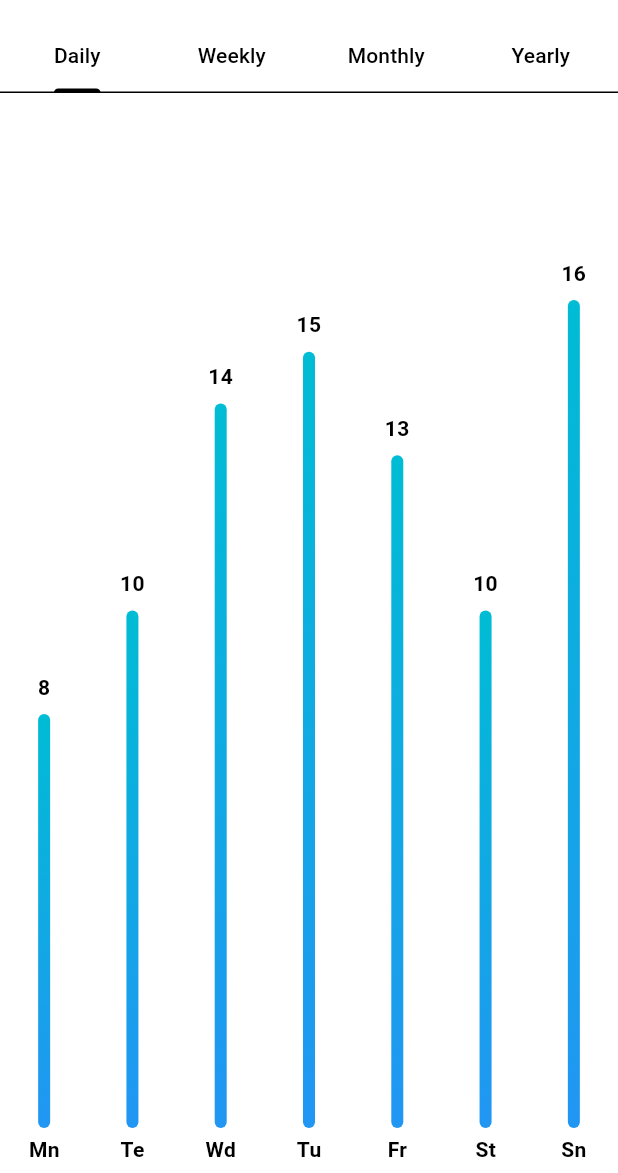
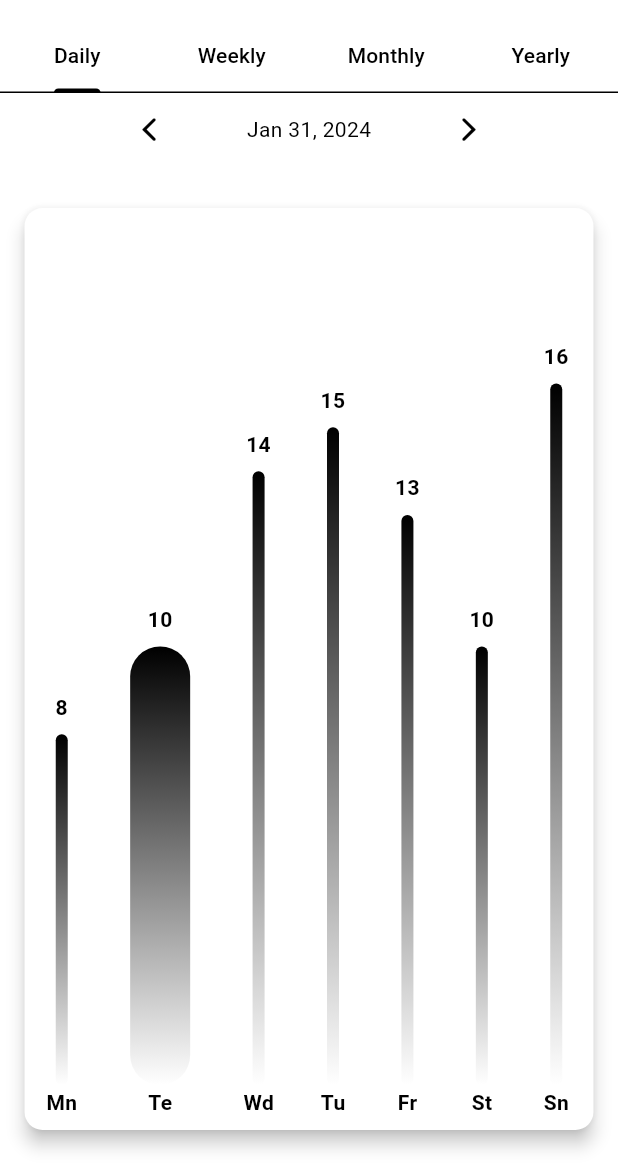
Before and after one commit to serifagir/flux, a Flutter app: the screen it shows after launch, item 3 of the bottom bar chosen, on a phone screen of 412 x 824 dp, the part 63-1236 px from its top. Run offline on Flutter 3.47's test engine with Material 3 defaults, Android fonts, the phone set to English and light mode, and no system bars; drawn by our look-alikes of fl_chart; our stand-ins replace google_fonts, settings_ui, shared_preferences, wakelock.

Commit message:
stats page improvements

```diff
--- a/lib/components/stats_page_components/bar_chart_component.dart
+++ b/lib/components/stats_page_components/bar_chart_component.dart
@@ -77,7 +77,7 @@ class FluxChart extends StatelessWidget {
     }
     return SideTitleWidget(
       axisSide: meta.axisSide,
-      space: 4,
+      space: 2,
       child: Text(text, style: style),
     );
   }
@@ -108,8 +108,8 @@ class FluxChart extends StatelessWidget {
 
   LinearGradient get _barsGradient => LinearGradient(
         colors: [
-          Colors.blue,
-          Colors.cyan,
+          Colors.white,
+          Colors.black,
         ],
         begin: Alignment.bottomCenter,
         end: Alignment.topCenter,
@@ -129,10 +129,7 @@ class FluxChart extends StatelessWidget {
         BarChartGroupData(
           x: 1,
           barRods: [
-            BarChartRodData(
-              toY: 10,
-              gradient: _barsGradient,
-            )
+            BarChartRodData(toY: 10, gradient: _barsGradient, width: 40)
           ],
           showingTooltipIndicators: [0],
         ),
--- a/lib/main.dart
+++ b/lib/main.dart
@@ -1,5 +1,6 @@
 import 'package:flutter/material.dart';
 import 'package:flux/provider/auto_start_provider.dart';
+import 'package:flux/provider/date_provider.dart';
 import 'package:flux/provider/flux_configure_provider.dart';
 import 'package:flux/provider/samurai_mode_provider.dart';
 import 'package:flux/provider/settings_provider.dart';
@@ -9,7 +10,6 @@ import 'package:flux/screens/main_page.dart';
 import 'package:flux/theme/dark_theme.dart';
 import 'package:flux/theme/light_theme.dart';
 import 'package:provider/provider.dart';
-import 'package:wakelock/wakelock.dart';
 
 void main() async {
   WidgetsFlutterBinding.ensureInitialized();
@@ -21,6 +21,7 @@ void main() async {
     providers: [
       ChangeNotifierProvider(create: (context) => FluxConfigureProvider()),
       ChangeNotifierProvider(create: (context) => TimerProvider()),
+      ChangeNotifierProvider(create: (context) => DateProvider()),
       ChangeNotifierProvider.value(value: settingsProvider),
       ChangeNotifierProvider.value(value: statsProvider),
       ChangeNotifierProvider.value(value: samuraiModeProvider),
--- /dev/null
+++ b/lib/provider/date_provider.dart
@@ -0,0 +1,67 @@
+import 'package:flutter/material.dart';
+
+class DateProvider extends ChangeNotifier {
+  DateTime _date = DateTime.now();
+
+  DateTime get date => _date;
+
+  Map<int, String> monthMap = {
+    1: 'Jan',
+    2: 'Feb',
+    3: 'Mar',
+    4: 'Apr',
+    5: 'May',
+    6: 'Jun',
+    7: 'July',
+    8: 'Aug',
+    9: 'Sep',
+    10: 'Oct',
+    11: 'Nov',
+    12: 'Dec',
+  };
+
+  void setDate(DateTime date) {
+    _date = date;
+    notifyListeners();
+  }
+
+  void incrementDate1Day() {
+    _date = _date.add(const Duration(days: 1));
+    notifyListeners();
+  }
+
+  void decrementDate1Day() {
+    _date = _date.subtract(const Duration(days: 1));
+    notifyListeners();
+  }
+
+  void incrementDate1Week() {
+    _date = _date.add(const Duration(days: 7));
+    notifyListeners();
+  }
+
+  void decrementDate1Week() {
+    _date = _date.subtract(const Duration(days: 7));
+    notifyListeners();
+  }
+
+  void incrementDate1Month() {
+    _date = _date.add(const Duration(days: 30));
+    notifyListeners();
+  }
+
+  void decrementDate1Month() {
+    _date = _date.subtract(const Duration(days: 30));
+    notifyListeners();
+  }
+
+  void incrementDate1Year() {
+    _date = _date.add(const Duration(days: 365));
+    notifyListeners();
+  }
+
+  void decrementDate1Year() {
+    _date = _date.subtract(const Duration(days: 365));
+    notifyListeners();
+  }
+}
--- a/lib/screens/stats_page.dart
+++ b/lib/screens/stats_page.dart
@@ -1,11 +1,15 @@
+import 'package:flutter/cupertino.dart';
 import 'package:flutter/material.dart';
 import 'package:flux/components/stats_page_components/bar_chart_component.dart';
+import 'package:flux/provider/date_provider.dart';
+import 'package:provider/provider.dart';
 
 class StatsPage extends StatelessWidget {
   const StatsPage({super.key});
 
   @override
   Widget build(BuildContext context) {
+    final size = MediaQuery.of(context).size;
     return DefaultTabController(
       length: 4,
       child: Scaffold(
@@ -24,16 +28,27 @@ class StatsPage extends StatelessWidget {
           child: TabBarView(
             children: <Widget>[
               Center(
-                child: FluxChart(),
+                child: Column(
+                  children: [
+                    DailyTimeController(),
+                    DailyFluxChart(),
+                  ],
+                ),
               ),
               Center(
-                child: Text("It's rainy here"),
+                child: Column(
+                  children: [WeeklyTimeController(), DailyFluxChart()],
+                ),
               ),
               Center(
-                child: Text("It's sunny here"),
+                child: Column(
+                    // children: [MonthlyTimeController(), DailyFluxChart()],
+                    ),
               ),
               Center(
-                child: Text("It's sunny here"),
+                child: Column(
+                    // children: [YearlyTimeController(), DailyFluxChart()],
+                    ),
               ),
             ],
           ),
@@ -42,3 +57,116 @@ class StatsPage extends StatelessWidget {
     );
   }
 }
+
+class DailyFluxChart extends StatelessWidget {
+  const DailyFluxChart({
+    super.key,
+  });
+
+  @override
+  Widget build(BuildContext context) {
+    final size = MediaQuery.of(context).size;
+    return Expanded(
+        child: Padding(
+      padding: EdgeInsets.symmetric(
+          horizontal: size.width * 0.03, vertical: size.height * 0.03),
+      child: Card(
+          surfaceTintColor: Theme.of(context).colorScheme.background,
+          color: Theme.of(context).colorScheme.background,
+          elevation: 5,
+          child: FluxChart()),
+    ));
+  }
+}
+
+class DailyTimeController extends StatefulWidget {
+  const DailyTimeController({
+    super.key,
+  });
+  @override
+  State<DailyTimeController> createState() => _DailyTimeControllerState();
+}
+
+class _DailyTimeControllerState extends State<DailyTimeController> {
+  @override
+  Widget build(BuildContext context) {
+    final dateProvider = Provider.of<DateProvider>(context);
+    //todo: add functionality to change date
+    final size = MediaQuery.of(context).size;
+    return Row(
+      mainAxisAlignment: MainAxisAlignment.center,
+      crossAxisAlignment: CrossAxisAlignment.center,
+      children: [
+        IconButton(
+          icon: const Icon(CupertinoIcons.back),
+          onPressed: () {
+            setState(() {
+              dateProvider.decrementDate1Day();
+            });
+            print(dateProvider.date);
+          },
+        ),
+        SizedBox(width: size.width * 0.1),
+        Text(
+          '${dateProvider.monthMap[dateProvider.date.month]} ${dateProvider.date.day}, ${dateProvider.date.year}',
+        ),
+        SizedBox(width: size.width * 0.1),
+        IconButton(
+          icon: const Icon(CupertinoIcons.forward),
+          onPressed: () {
+            setState(() {
+              dateProvider.incrementDate1Day();
+            });
+            print(dateProvider.date);
+          },
+        ),
+      ],
+    );
+  }
+}
+
+class WeeklyTimeController extends StatefulWidget {
+  const WeeklyTimeController({
+    super.key,
+  });
+  @override
+  State<WeeklyTimeController> createState() => _WeeklyTimeControllerState();
+}
+
+class _WeeklyTimeControllerState extends State<WeeklyTimeController> {
+  @override
+  Widget build(BuildContext context) {
+    final dateProvider = Provider.of<DateProvider>(context);
+    //todo: add functionality to change date
+    final size = MediaQuery.of(context).size;
+    return Row(
+      mainAxisAlignment: MainAxisAlignment.center,
+      crossAxisAlignment: CrossAxisAlignment.center,
+      children: [
+        IconButton(
+          icon: const Icon(CupertinoIcons.back),
+          onPressed: () {
+            setState(() {
+              dateProvider.decrementDate1Week();
+            });
+            print(dateProvider.date);
+          },
+        ),
+        SizedBox(width: size.width * 0.1),
+        Text(
+          '${dateProvider.monthMap[dateProvider.date.month]} ${dateProvider.date.day}, ${dateProvider.date.year}',
+        ),
+        SizedBox(width: size.width * 0.1),
+        IconButton(
+          icon: const Icon(CupertinoIcons.forward),
+          onPressed: () {
+            setState(() {
+              dateProvider.incrementDate1Day();
+            });
+            print(dateProvider.date);
+          },
+        ),
+      ],
+    );
+  }
+}
```
Also changed, not shown: 1 other file.
